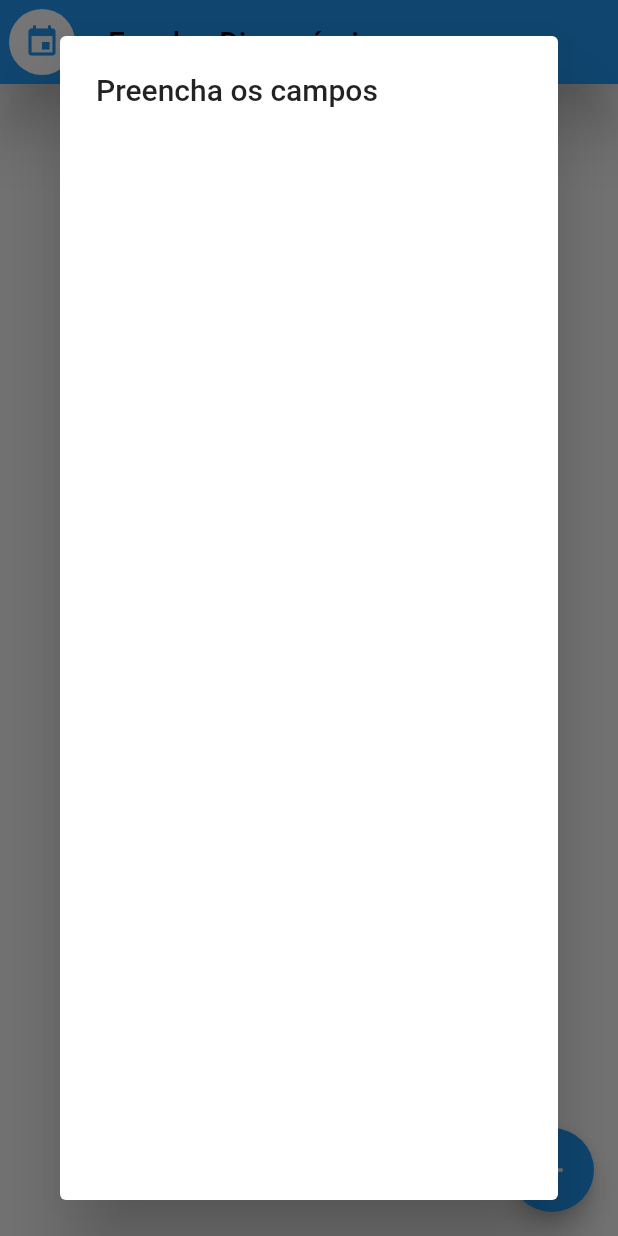
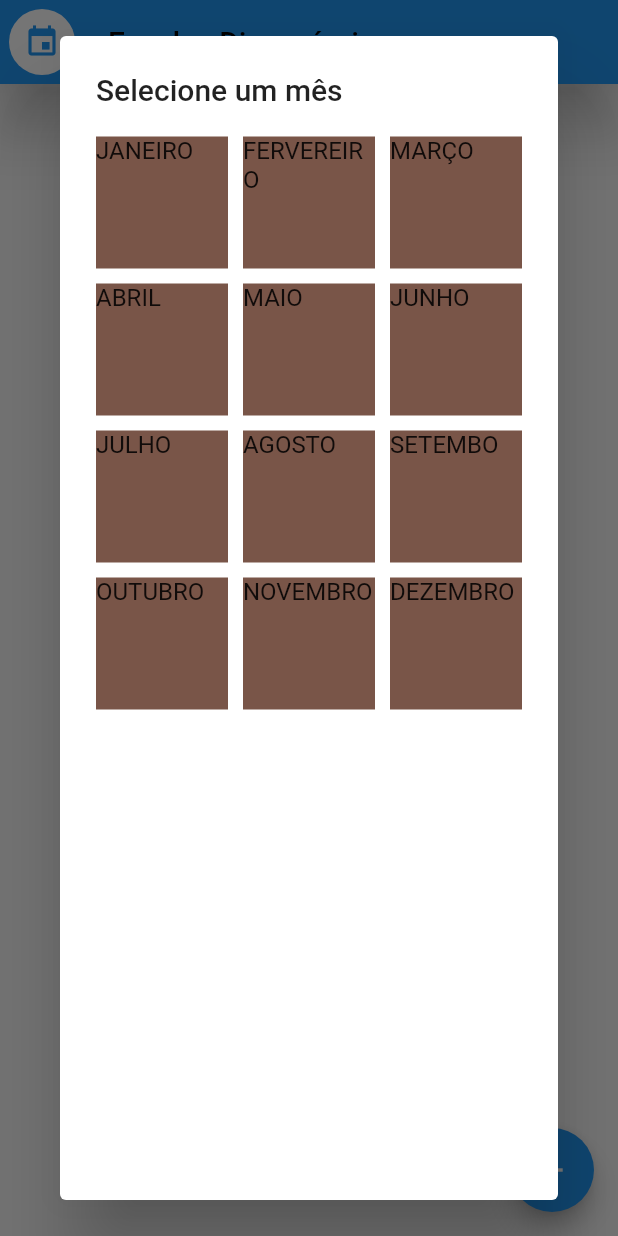
Before and after one commit to MrHenri/ccms, a Flutter app: the EscalaPage screen opened by its route, after a tap on the "add" icon, on a phone screen of 412 x 824 dp. Run offline on Flutter 3.47's test engine with Material 2 defaults, Android fonts, the phone set to English and light mode, and no system bars; our stand-ins replace chewie, cloud_firestore, date_format, firebase_auth, flushbar, flutter_spinkit and 1 more; accounts and stored records are empty.

Commit message:
Desenvolvendo a tabela de meses

```diff
--- a/lib/frontend/pages/escala_page.dart
+++ b/lib/frontend/pages/escala_page.dart
@@ -1,4 +1,5 @@
 import 'package:flutter/material.dart';
+import 'package:flutter/widgets.dart';
 
 class EscalaPage extends StatefulWidget {
   @override
@@ -6,6 +7,9 @@ class EscalaPage extends StatefulWidget {
 }
 
 class _EscalaPageState extends State<EscalaPage> {
+
+  List<String> meses = ["JANEIRO", "FERVEREIRO", "MARÇO", "ABRIL", "MAIO", "JUNHO", "JULHO", "AGOSTO", "SETEMBO", "OUTUBRO", "NOVEMBRO", "DEZEMBRO"];
+
   @override
   Widget build(BuildContext context) {
     return Scaffold(
@@ -29,27 +33,37 @@ class _EscalaPageState extends State<EscalaPage> {
         ),
       ),
       floatingActionButton: FloatingActionButton(
-        onPressed: (){
+        onPressed: () {
           showSelectLeaders();
         },
         child: Icon(Icons.add),
       ),
     );
   }
+
   showSelectLeaders() {
     showDialog(
         context: context,
         builder: (BuildContext context) {
           return AlertDialog(
-              title: Text("Preencha os campos"),
+              title: Text("Selecione um mês"),
               content: Container(
+                width: MediaQuery.of(context).size.width,
                 height: MediaQuery.of(context).size.height,
-                width: MediaQuery.of(context).size.width,
-                child: Column(
-                  children: <Widget>[
-                  ],
+                child: GridView.count(
+                  crossAxisSpacing: 10,
+                  mainAxisSpacing: 10,
+                  crossAxisCount: 3,
+                  shrinkWrap: true,
+                  children: List.generate(12, (index) {
+                    return Container(
+                      color: Colors.brown,
+                      child: Text(meses[index]),
+                    );
+                  })
                 ),
-              ));
+              )
+          );
         });
   }
 }
```
